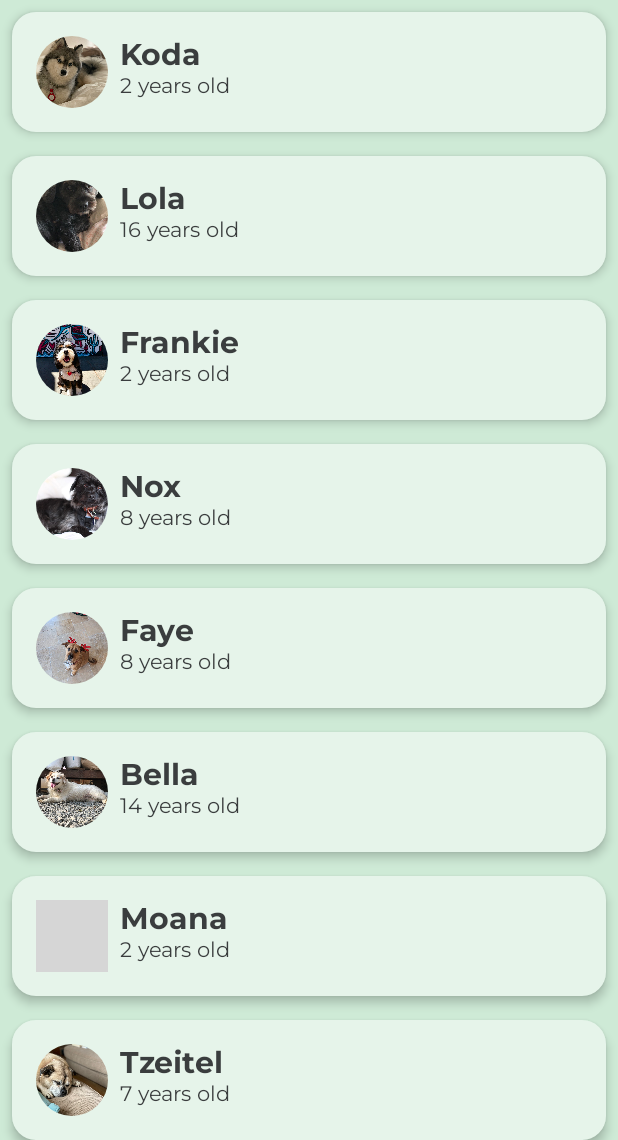
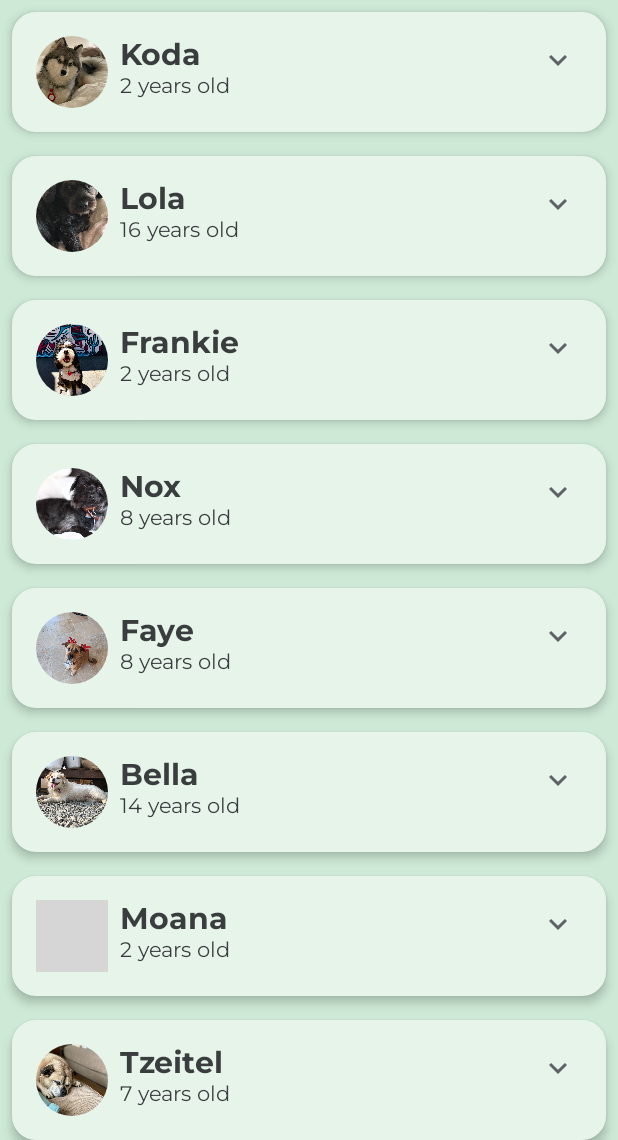
Before and after one commit to rafaelkenedy/kotlin-compose-material-theming, an Android app built with Jetpack Compose: the screen it shows after launch (MainActivity), on a phone screen of 412 x 824 dp, the part 96-1236 px from its top. Run offline under Robolectric (Android 15) with nearby library versions, the phone set to English and light mode, and no system bars; grey boxes are pictures that could not be loaded.

Commit message:
animation expanded button

```diff
--- a/app/src/main/java/com/example/woof/MainActivity.kt
+++ b/app/src/main/java/com/example/woof/MainActivity.kt
@@ -20,21 +20,20 @@ import androidx.activity.ComponentActivity
 import androidx.activity.compose.setContent
 import androidx.annotation.DrawableRes
 import androidx.annotation.StringRes
+import androidx.compose.animation.animateContentSize
+import androidx.compose.animation.core.Spring
+import androidx.compose.animation.core.spring
 import androidx.compose.foundation.Image
 import androidx.compose.foundation.background
-import androidx.compose.foundation.layout.Column
-import androidx.compose.foundation.layout.Row
-import androidx.compose.foundation.layout.fillMaxWidth
-import androidx.compose.foundation.layout.padding
-import androidx.compose.foundation.layout.size
+import androidx.compose.foundation.layout.*
 import androidx.compose.foundation.lazy.LazyColumn
 import androidx.compose.foundation.lazy.items
 import androidx.compose.foundation.shape.RoundedCornerShape
-import androidx.compose.material.Card
-import androidx.compose.material.MaterialTheme
-import androidx.compose.material.Scaffold
-import androidx.compose.material.Text
-import androidx.compose.runtime.Composable
+import androidx.compose.material.*
+import androidx.compose.material.icons.Icons
+import androidx.compose.material.icons.filled.ExpandLess
+import androidx.compose.material.icons.filled.ExpandMore
+import androidx.compose.runtime.*
 import androidx.compose.ui.Alignment
 import androidx.compose.ui.Modifier
 import androidx.compose.ui.draw.clip
@@ -110,9 +109,18 @@ fun WoofApp() {
  */
 @Composable
 fun DogItem(dog: Dog, modifier: Modifier = Modifier) {
+    var expanded by remember { mutableStateOf(false) }
     Card(
         modifier = modifier.padding(8.dp),
         elevation = 4.dp
+    ) {
+        Column(
+            modifier = Modifier.animateContentSize(
+                animationSpec = spring(
+                    dampingRatio = Spring.DampingRatioMediumBouncy,
+                    stiffness = Spring.StiffnessLow
+                )
+            )
         ) {
             Row(
                 modifier = Modifier
@@ -121,8 +129,54 @@ fun DogItem(dog: Dog, modifier: Modifier = Modifier) {
             ) {
                 DogIcon(dog.imageResourceId)
                 DogInformation(dog.name, dog.age)
+                Spacer(Modifier.weight(1f))
+                DogItemButton(
+                    expanded = expanded,
+                    onClick = { expanded = !expanded }
+                )
+            }
+            if (expanded) {
+                DogHobby(dogHobby = dog.hobbies)
             }
         }
+    }
+}
+
+@Composable
+fun DogHobby(@StringRes dogHobby: Int, modifier: Modifier = Modifier) {
+    Column(
+        modifier = modifier.padding(
+            start = 16.dp,
+            top = 8.dp,
+            bottom = 16.dp,
+            end = 6.dp
+        )
+    ) {
+        Text(
+            text = stringResource(id = R.string.about),
+            style = MaterialTheme.typography.h3
+        )
+        Text(
+            text = stringResource(id = dogHobby),
+            style = MaterialTheme.typography.body1
+        )
+    }
+}
+
+@Composable
+fun DogItemButton(
+    expanded: Boolean,
+    onClick: () -> Unit,
+    modifier: Modifier = Modifier
+) {
+    IconButton(onClick = onClick) {
+        Icon(
+            imageVector = if(expanded) Icons.Filled.ExpandLess else Icons.Filled.ExpandMore,
+            tint = MaterialTheme.colors.secondary,
+            contentDescription = stringResource(id = R.string.expand_button_content_description)
+        )
+    }
+
 }
 
 /**
@@ -183,6 +237,7 @@ fun WoofPreview() {
     }
 }
 
+
 @Preview
 @Composable
 fun WoofPreviewDark() {
```
Also changed, not shown: app/build.gradle (+5 -4 lines). Lines whose indentation alone changed are shown as unchanged.
